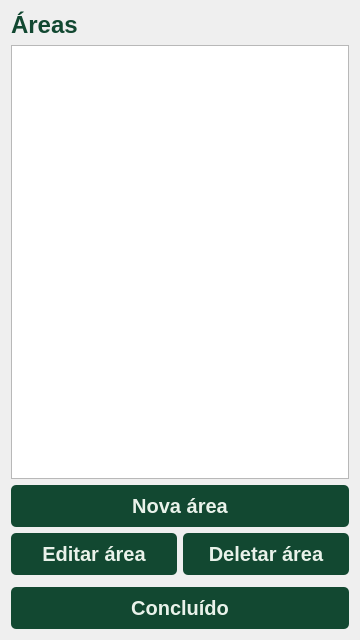
First picture: the form in gui/Areas.ui, repository pollyanasousa/projeto-interdisciplinar-ufrpe, before the edit.
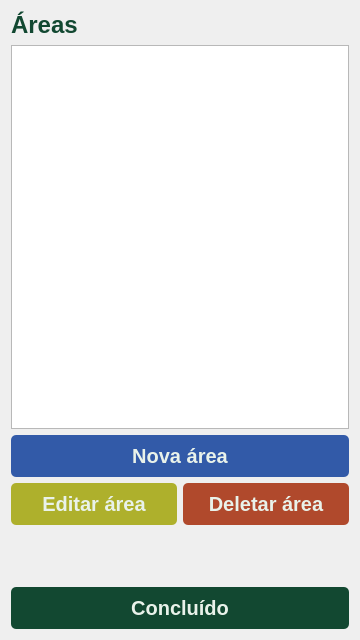
Second picture: the form after the edit.

Patch:
```diff
--- a/gui/Areas.ui
+++ b/gui/Areas.ui
@@ -40,6 +40,20 @@
 	padding:9px;
 }
 
+QPushButton#new_area_button{
+	background-color:rgb(50, 90, 168);
+}
+
+QPushButton#update_area_button{
+	background-color:rgb(174, 176, 44);
+	margin-bottom:50px;
+}
+
+QPushButton#delete_area_button{
+	background-color:rgb(176, 73, 44);
+	margin-bottom:50px;
+}
+
 QPushButton:hover{
 	background-color:#003619;
 }
```
